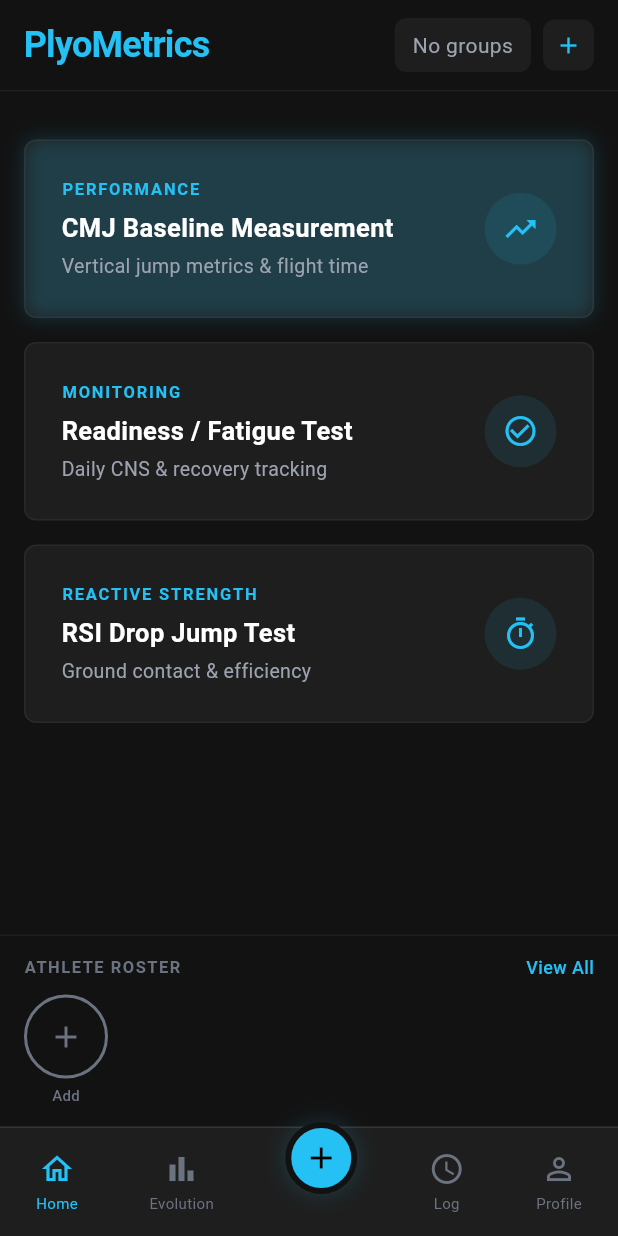
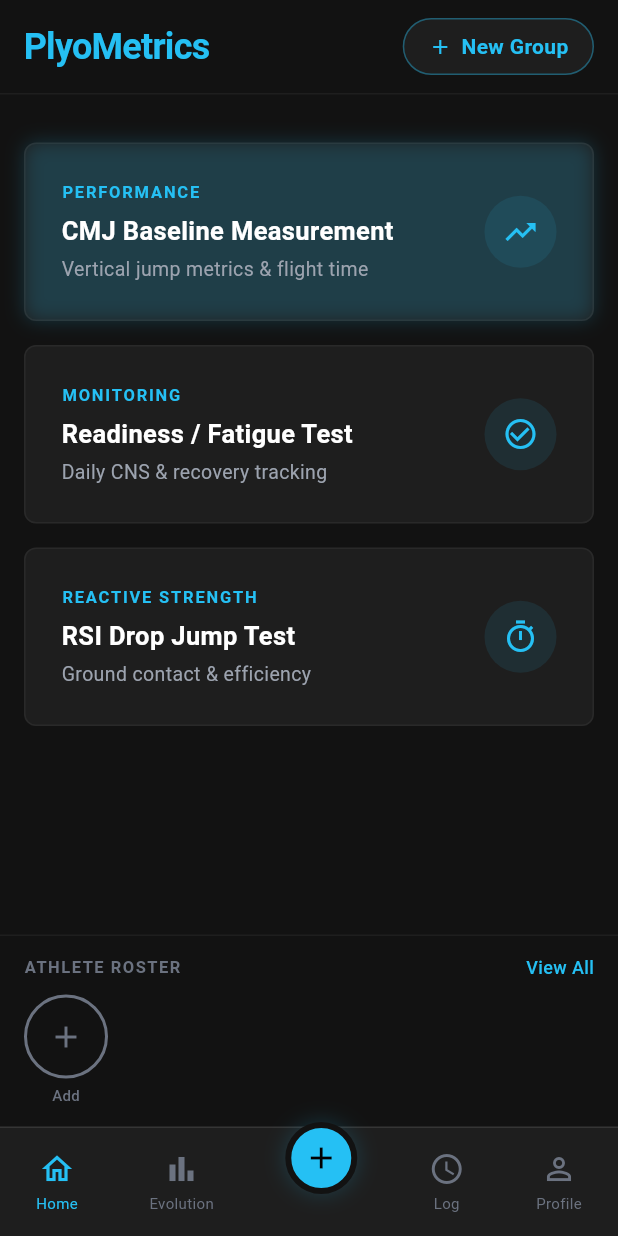
Before and after one commit to GF3000/PlyoMetrics, a Flutter app: the screen it shows after launch, on a phone screen of 412 x 824 dp. Run offline on Flutter 3.47's test engine with Material 3 defaults, Android fonts, the phone set to English and light mode, and no system bars; our stand-ins replace flutter_riverpod, image_picker, isar, video_player; missing offline and left inert: ffmpeg_kit_flutter_new; accounts and stored records are empty; generated files the repository leaves out were written again; Roboto replaces fonts that are missing (Lexend).

Commit message:
feat: add group selection UI with new group creation in dashboard
Refactored athlete/group selection logic in DashboardScreen:
- Fixed active athlete selection when athletes list changes
- Replaced simple group display with AsyncValue handling (loading/error states)
- Added "New Group" button for empty groups with AddGroupDialog integration
- Implemented PopupMenuButton for group selection with active group state management

```diff
--- a/lib/screens/dashboard_screen.dart
+++ b/lib/screens/dashboard_screen.dart
@@ -44,8 +44,7 @@
         final active = ref.read(activeAthleteProvider);
         if (athletes.isEmpty) {
           ref.read(activeAthleteProvider.notifier).state = null;
-        } else if (active == null ||
-            !athletes.any((a) => a.id == active.id)) {
+        } else if (active == null || !athletes.any((a) => a.id == active.id)) {
           ref.read(activeAthleteProvider.notifier).state = athletes.first;
         }
       });
@@ -112,90 +111,157 @@
               letterSpacing: -0.5,
             ),
           ),
-          Row(
-            mainAxisSize: MainAxisSize.min,
-            children: [
-              Container(
-                padding:
-                    const EdgeInsets.symmetric(horizontal: 12, vertical: 8),
-                decoration: BoxDecoration(
-                  color: AppColors.card,
-                  borderRadius: BorderRadius.circular(8),
-                ),
-                child: groupsAsync.when(
+          groupsAsync.when(
             loading: () => const SizedBox(
               width: 16,
               height: 16,
               child: CircularProgressIndicator(strokeWidth: 2),
             ),
-                  error: (_, __) => const Text('Error',
-                      style: TextStyle(color: Colors.red)),
+            error: (_, __) =>
+                const Text('Error', style: TextStyle(color: Colors.red)),
             data: (groups) {
               if (groups.isEmpty) {
-                      return const Text(
-                        'No groups',
-                        style:
-                            TextStyle(color: AppColors.textSecondary, fontSize: 14),
+                return GestureDetector(
+                  onTap: () async {
+                    final group = await showDialog<AthleteGroup>(
+                      context: context,
+                      builder: (_) => const AddGroupDialog(),
+                    );
+                    if (group != null && mounted) {
+                      ref.read(activeGroupProvider.notifier).state = group;
+                      ref.read(activeAthleteProvider.notifier).state = null;
+                    }
+                  },
+                  child: Container(
+                    padding: const EdgeInsets.symmetric(horizontal: 16, vertical: 8),
+                    decoration: BoxDecoration(
+                      color: AppColors.card,
+                      borderRadius: BorderRadius.circular(20),
+                      border: Border.all(color: AppColors.brand.withAlpha(100)),
+                    ),
+                    child: const Row(
+                      mainAxisSize: MainAxisSize.min,
+                      children: [
+                        Icon(Icons.add, color: AppColors.brand, size: 16),
+                        SizedBox(width: 6),
+                        Text(
+                          'New Group',
+                          style: TextStyle(
+                            color: AppColors.brand,
+                            fontSize: 14,
+                            fontWeight: FontWeight.w600,
+                          ),
+                        ),
+                      ],
+                    ),
+                  ),
                 );
               }
-                    return DropdownButtonHideUnderline(
-                      child: DropdownButton<int>(
-                        value: activeGroup?.id,
-                        isDense: true,
-                        dropdownColor: AppColors.card,
+
+              return PopupMenuButton<int>(
+                initialValue: activeGroup?.id,
+                tooltip: 'Select Group',
+                color: AppColors.card,
+                elevation: 8,
+                shape: RoundedRectangleBorder(
+                  borderRadius: BorderRadius.circular(12),
+                  side: const BorderSide(color: AppColors.borderLight),
+                ),
+                position: PopupMenuPosition.under,
+                offset: const Offset(0, 8),
+                onSelected: (id) async {
+                  if (id == -1) {
+                    // "New Group" selected
+                    final group = await showDialog<AthleteGroup>(
+                      context: context,
+                      builder: (_) => const AddGroupDialog(),
+                    );
+                    if (group != null && mounted) {
+                      ref.read(activeGroupProvider.notifier).state = group;
+                      ref.read(activeAthleteProvider.notifier).state = null;
+                    }
+                  } else {
+                    // Existing group selected
+                    final group = groups.firstWhere((g) => g.id == id);
+                    ref.read(activeGroupProvider.notifier).state = group;
+                    ref.read(activeAthleteProvider.notifier).state = null;
+                  }
+                },
+                itemBuilder: (context) {
+                  final items = groups.map((g) {
+                    final isSelected = g.id == activeGroup?.id;
+                    return PopupMenuItem<int>(
+                      value: g.id,
+                      child: Row(
+                        mainAxisAlignment: MainAxisAlignment.spaceBetween,
+                        children: [
+                          Text(
+                            g.name,
+                            style: TextStyle(
+                              color: isSelected ? AppColors.brand : Colors.white,
+                              fontWeight: isSelected ? FontWeight.w600 : FontWeight.w400,
+                            ),
+                          ),
+                          if (isSelected)
+                            const Icon(Icons.check, color: AppColors.brand, size: 18),
+                        ],
+                      ),
+                    );
+                  }).toList();
+
+                  // Append the Add Group button to the bottom of the list
+                  items.add(
+                    const PopupMenuItem<int>(
+                      value: -1,
+                      child: Row(
+                        children: [
+                          Icon(Icons.add, color: AppColors.brand, size: 18),
+                          SizedBox(width: 8),
+                          Text(
+                            'New Group',
+                            style: TextStyle(
+                              color: AppColors.brand,
+                              fontWeight: FontWeight.w600,
+                            ),
+                          ),
+                        ],
+                      ),
+                    ),
+                  );
+
+                  return items;
+                },
+                child: Container(
+                  padding: const EdgeInsets.symmetric(horizontal: 16, vertical: 8),
+                  decoration: BoxDecoration(
+                    color: AppColors.card,
+                    borderRadius: BorderRadius.circular(20),
+                    border: Border.all(color: AppColors.borderLight),
+                  ),
+                  child: Row(
+                    mainAxisSize: MainAxisSize.min,
+                    children: [
+                      Text(
+                        activeGroup?.name ?? 'Select Group',
                         style: const TextStyle(
                           color: Colors.white,
                           fontSize: 14,
+                          fontWeight: FontWeight.w500,
                         ),
-                        icon: const Icon(Icons.keyboard_arrow_down,
-                            color: Colors.white, size: 18),
-                        items: groups
-                            .map((g) => DropdownMenuItem<int>(
-                                value: g.id, child: Text(g.name)))
-                            .toList(),
-                        onChanged: (id) {
-                          if (id == null) return;
-                          final group = groups.firstWhere((g) => g.id == id);
-                          ref.read(activeGroupProvider.notifier).state = group;
-                          // Reset athlete selection when switching groups
-                          ref.read(activeAthleteProvider.notifier).state = null;
-                        },
+                      ),
+                      const SizedBox(width: 6),
+                      const Icon(Icons.keyboard_arrow_down, color: AppColors.textSecondary, size: 18),
+                    ],
+                  ),
                 ),
               );
             },
-                ),
-              ),
-              const SizedBox(width: 8),
-              _buildAddGroupButton(),
-            ],
           ),
         ],
       ),
     );
   }
 
-  Widget _buildAddGroupButton() {
-    return GestureDetector(
-      onTap: () async {
-        final group = await showDialog<AthleteGroup>(
-          context: context,
-          builder: (_) => const AddGroupDialog(),
-        );
-        if (group != null) {
-          ref.read(activeGroupProvider.notifier).state = group;
-          ref.read(activeAthleteProvider.notifier).state = null;
-        }
-      },
-      child: Container(
-        padding: const EdgeInsets.all(8),
-        decoration: BoxDecoration(
-          color: AppColors.card,
-          borderRadius: BorderRadius.circular(8),
-        ),
-        child: const Icon(Icons.add, color: AppColors.brand, size: 18),
-      ),
-    );
-  }
 
   // ── Home tab content ──
 
@@ -224,9 +290,7 @@
               }
               ref.read(cmjSessionProvider.notifier).reset();
               Navigator.of(context).push(
-                MaterialPageRoute(
-                  builder: (_) => const CmjBaselineScreen(),
-                ),
+                MaterialPageRoute(builder: (_) => const CmjBaselineScreen()),
               );
             },
           ),
@@ -254,9 +318,7 @@
                 return;
               }
               Navigator.of(context).push(
-                MaterialPageRoute(
-                  builder: (_) => const FatigueTestScreen(),
-                ),
+                MaterialPageRoute(builder: (_) => const FatigueTestScreen()),
               );
             },
           ),
@@ -354,29 +416,42 @@
                           color: Colors.white,
                         ),
                       ),
-                      const Icon(Icons.chevron_right, color: AppColors.textTertiary),
+                      const Icon(
+                        Icons.chevron_right,
+                        color: AppColors.textTertiary,
+                      ),
                     ],
                   ),
                   const SizedBox(height: 4),
                   Row(
                     children: [
-                      const Icon(Icons.fitness_center,
-                          size: 14, color: AppColors.textSecondary),
+                      const Icon(
+                        Icons.fitness_center,
+                        size: 14,
+                        color: AppColors.textSecondary,
+                      ),
                       const SizedBox(width: 4),
                       Text(
                         '${athlete.weightKg.toInt()}kg',
                         style: const TextStyle(
-                            fontSize: 13, color: AppColors.textSecondary),
+                          fontSize: 13,
+                          color: AppColors.textSecondary,
+                        ),
                       ),
                       if (athlete.baselineCmjHeight != null) ...[
                         const SizedBox(width: 12),
-                        const Icon(Icons.height,
-                            size: 14, color: AppColors.brand),
+                        const Icon(
+                          Icons.height,
+                          size: 14,
+                          color: AppColors.brand,
+                        ),
                         const SizedBox(width: 4),
                         Text(
                           '${athlete.baselineCmjHeight!.toStringAsFixed(1)}cm',
                           style: const TextStyle(
-                              fontSize: 13, color: AppColors.brand),
+                            fontSize: 13,
+                            color: AppColors.brand,
+                          ),
                         ),
                       ],
                     ],
@@ -415,7 +490,7 @@
                     BoxShadow(
                       color: AppColors.brand.withAlpha(50),
                       blurRadius: 10,
-                    )
+                    ),
                   ]
                 : null,
           ),
@@ -501,7 +576,8 @@
                   ),
                 ),
                 GestureDetector(
-                  onTap: () => setState(() => _rosterExpanded = !_rosterExpanded),
+                  onTap: () =>
+                      setState(() => _rosterExpanded = !_rosterExpanded),
                   child: Text(
                     _rosterExpanded ? 'Collapse' : 'View All',
                     style: const TextStyle(
@@ -518,15 +594,15 @@
           athletesAsync.when(
             loading: () => const SizedBox(
               height: 80,
-              child: Center(
-                child: CircularProgressIndicator(strokeWidth: 2),
-              ),
+              child: Center(child: CircularProgressIndicator(strokeWidth: 2)),
             ),
             error: (_, __) => const SizedBox(
               height: 80,
               child: Center(
-                child: Text('Error loading athletes',
-                    style: TextStyle(color: Colors.red)),
+                child: Text(
+                  'Error loading athletes',
+                  style: TextStyle(color: Colors.red),
+                ),
               ),
             ),
             data: (athletes) => _rosterExpanded
@@ -562,7 +638,10 @@
   }
 
   Widget _buildExpandedRoster(
-      List<Athlete> athletes, Athlete? activeAthlete, AthleteGroup? activeGroup) {
+    List<Athlete> athletes,
+    Athlete? activeAthlete,
+    AthleteGroup? activeGroup,
+  ) {
     // Use optimistic local order if available, otherwise use stream data
     final displayAthletes = _reorderedAthletes ?? athletes;
     // Clear the override once the stream catches up with the same order
@@ -622,7 +701,9 @@
         contentPadding: const EdgeInsets.symmetric(horizontal: 12),
         leading: CircleAvatar(
           radius: 18,
-          backgroundColor: isSelected ? AppColors.card : AppColors.card.withAlpha(180),
+          backgroundColor: isSelected
+              ? AppColors.card
+              : AppColors.card.withAlpha(180),
           child: Text(
             athlete.name[0],
             style: TextStyle(
@@ -679,8 +760,7 @@
             ),
           ],
         ),
-        onTap: () =>
-            ref.read(activeAthleteProvider.notifier).state = athlete,
+        onTap: () => ref.read(activeAthleteProvider.notifier).state = athlete,
       ),
     );
   }
@@ -726,8 +806,7 @@
 
   Widget _buildAthleteAvatar(Athlete athlete, bool isSelected) {
     return GestureDetector(
-      onTap: () =>
-          ref.read(activeAthleteProvider.notifier).state = athlete,
+      onTap: () => ref.read(activeAthleteProvider.notifier).state = athlete,
       onLongPress: () async {
         final deleted = await showDialog<bool>(
           context: context,
@@ -755,8 +834,9 @@
             padding: isSelected ? const EdgeInsets.all(2) : null,
             child: CircleAvatar(
               radius: 24,
-              backgroundColor:
-                  isSelected ? AppColors.card : AppColors.card.withAlpha(180),
+              backgroundColor: isSelected
+                  ? AppColors.card
+                  : AppColors.card.withAlpha(180),
               child: Text(
                 athlete.name[0],
                 style: TextStyle(
@@ -808,8 +888,11 @@
                 strokeAlign: BorderSide.strokeAlignInside,
               ),
             ),
-            child:
-                const Icon(Icons.add, color: AppColors.textTertiary, size: 24),
+            child: const Icon(
+              Icons.add,
+              color: AppColors.textTertiary,
+              size: 24,
+            ),
           ),
           const SizedBox(height: 4),
           const Text(
@@ -832,9 +915,7 @@
       padding: const EdgeInsets.symmetric(horizontal: 24, vertical: 12),
       decoration: const BoxDecoration(
         color: AppColors.card,
-        border: Border(
-          top: BorderSide(color: AppColors.borderLight, width: 1),
-        ),
+        border: Border(top: BorderSide(color: AppColors.borderLight, width: 1)),
       ),
       child: Row(
         mainAxisAlignment: MainAxisAlignment.spaceBetween,
```
Lines whose indentation alone changed are shown as unchanged.
